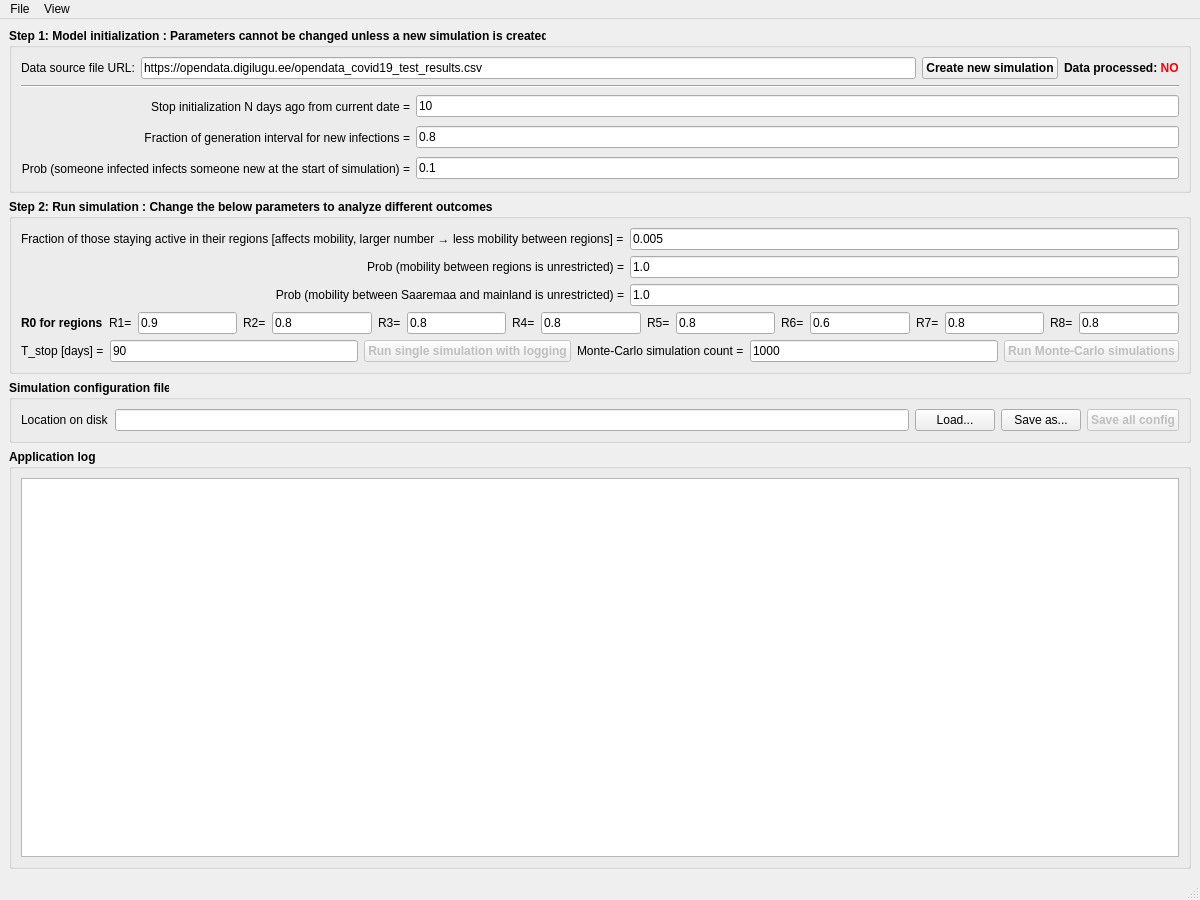
The window that ui/vspread_model_v1.ui (extall/spread-model-ee) describes before a commit, drawn with Qt 5.
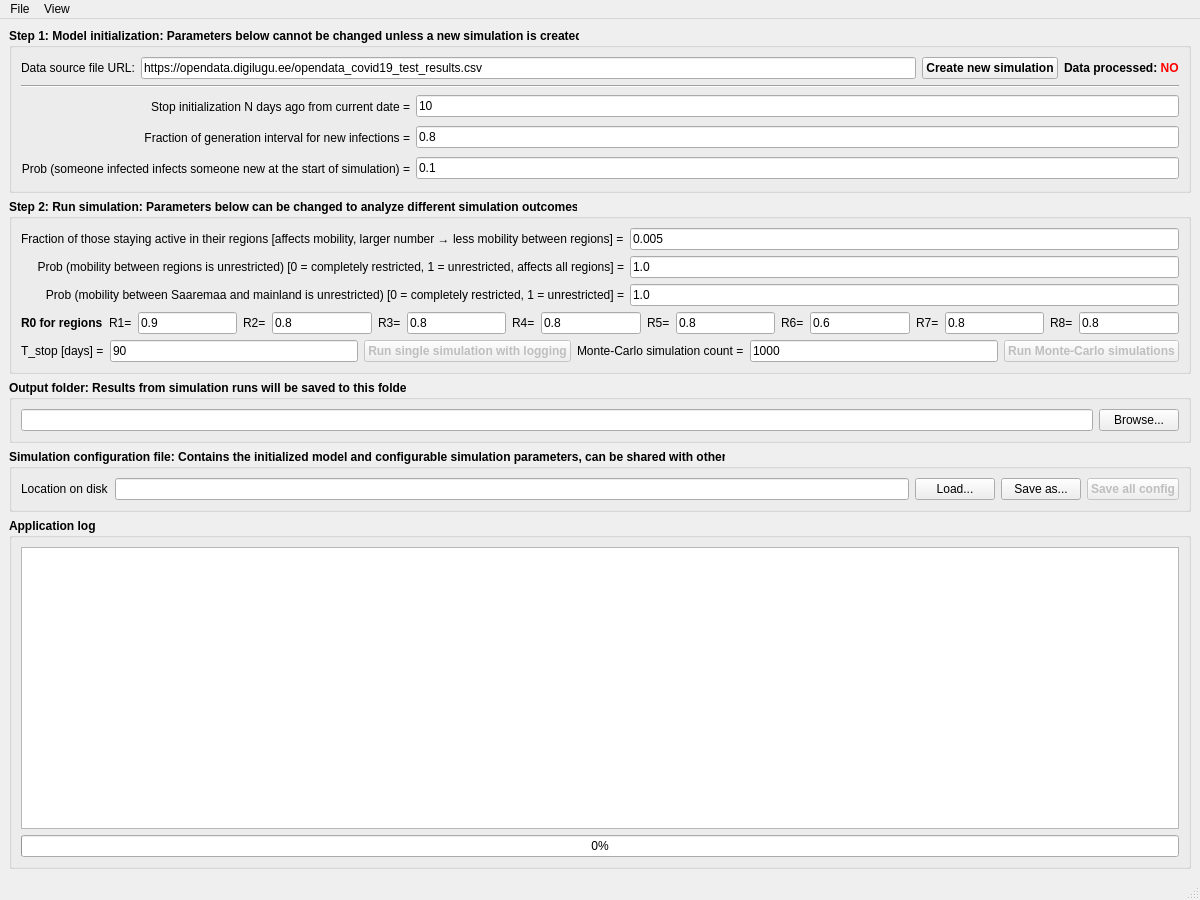
The same window after the commit.

Commit message:
[UI] Continued work on UI, practically no changes to lib
[Ignore] Unignored library files...

Patch:
```diff
--- a/ui/vspread_model_v1.ui
+++ b/ui/vspread_model_v1.ui
@@ -30,7 +30,7 @@
        </font>
       </property>
       <property name="title">
-       <string>Step 1: Model initialization : Parameters cannot be changed unless a new simulation is created</string>
+       <string>Step 1: Model initialization: Parameters below cannot be changed unless a new simulation is created</string>
       </property>
       <layout class="QVBoxLayout" name="verticalLayout_8">
        <item>
@@ -193,7 +193,7 @@
        </font>
       </property>
       <property name="title">
-       <string>Step 2: Run simulation : Change the below parameters to analyze different outcomes</string>
+       <string>Step 2: Run simulation: Parameters below can be changed to analyze different simulation outcomes</string>
       </property>
       <layout class="QVBoxLayout" name="verticalLayout_4">
        <item>
@@ -209,7 +209,7 @@
               </font>
              </property>
              <property name="text">
-              <string>Prob (mobility between regions is unrestricted) =</string>
+              <string>Prob (mobility between regions is unrestricted) [0 = completely restricted, 1 = unrestricted, affects all regions] =</string>
              </property>
              <property name="alignment">
               <set>Qt::AlignRight|Qt::AlignTrailing|Qt::AlignVCenter</set>
@@ -264,7 +264,7 @@
               </font>
              </property>
              <property name="text">
-              <string>Prob (mobility between Saaremaa and mainland is unrestricted) =</string>
+              <string>Prob (mobility between Saaremaa and mainland is unrestricted) [0 = completely restricted, 1 = unrestricted] =</string>
              </property>
              <property name="alignment">
               <set>Qt::AlignRight|Qt::AlignTrailing|Qt::AlignVCenter</set>
@@ -602,6 +602,44 @@
       </layout>
      </widget>
     </item>
+    <item>
+     <widget class="QGroupBox" name="gbOutputFolder">
+      <property name="font">
+       <font>
+        <weight>75</weight>
+        <bold>true</bold>
+       </font>
+      </property>
+      <property name="title">
+       <string>Output folder: Results from simulation runs will be saved to this folder</string>
+      </property>
+      <layout class="QHBoxLayout" name="horizontalLayout_3">
+       <item>
+        <widget class="QLineEdit" name="txtOutputFolder">
+         <property name="font">
+          <font>
+           <weight>50</weight>
+           <bold>false</bold>
+          </font>
+         </property>
+        </widget>
+       </item>
+       <item>
+        <widget class="QPushButton" name="btnBrowseOutputFolder">
+         <property name="font">
+          <font>
+           <weight>50</weight>
+           <bold>false</bold>
+          </font>
+         </property>
+         <property name="text">
+          <string>Browse...</string>
+         </property>
+        </widget>
+       </item>
+      </layout>
+     </widget>
+    </item>
     <item>
      <widget class="QGroupBox" name="gbConfigurationFile">
       <property name="font">
@@ -611,7 +649,7 @@
        </font>
       </property>
       <property name="title">
-       <string>Simulation configuration file</string>
+       <string>Simulation configuration file: Contains the initialized model and configurable simulation parameters, can be shared with others</string>
       </property>
       <layout class="QVBoxLayout" name="verticalLayout">
        <item>
@@ -630,7 +668,14 @@
           </widget>
          </item>
          <item>
-          <widget class="QLineEdit" name="txtConfigFileLoc"/>
+          <widget class="QLineEdit" name="txtConfigFileLoc">
+           <property name="font">
+            <font>
+             <weight>50</weight>
+             <bold>false</bold>
+            </font>
+           </property>
+          </widget>
          </item>
          <item>
           <widget class="QPushButton" name="btnConfigLoad">
@@ -695,6 +740,25 @@
          </property>
         </widget>
        </item>
+       <item>
+        <widget class="QProgressBar" name="progressBar">
+         <property name="enabled">
+          <bool>true</bool>
+         </property>
+         <property name="font">
+          <font>
+           <weight>50</weight>
+           <bold>false</bold>
+          </font>
+         </property>
+         <property name="value">
+          <number>0</number>
+         </property>
+         <property name="textVisible">
+          <bool>true</bool>
+         </property>
+        </widget>
+       </item>
       </layout>
      </widget>
     </item>
```
Left out of the diff: 16 changed lines with no effect on the pictures. The commit also changes 5 other files.
